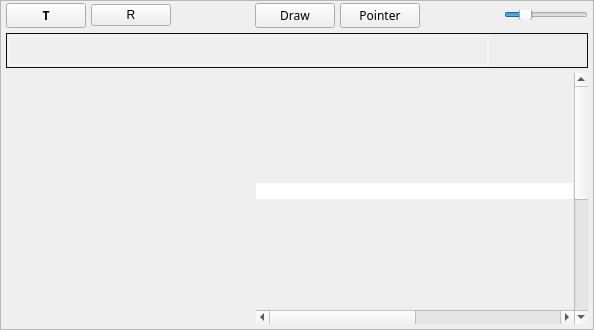
Qt form src/gui/arrangewidget.ui (tom-23/Horizon) before a commit.
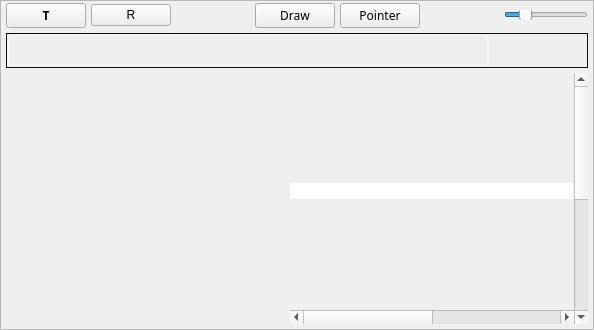
The same form after that commit. Icons and pictures are not drawn.

Patch:
```diff
--- a/src/gui/arrangewidget.ui
+++ b/src/gui/arrangewidget.ui
@@ -272,20 +272,20 @@
          <item>
           <widget class="QWidget" name="leftPanel" native="true">
            <property name="sizePolicy">
-            <sizepolicy hsizetype="Minimum" vsizetype="Preferred">
+            <sizepolicy hsizetype="Preferred" vsizetype="Preferred">
              <horstretch>0</horstretch>
              <verstretch>0</verstretch>
             </sizepolicy>
            </property>
            <property name="minimumSize">
             <size>
-             <width>200</width>
+             <width>250</width>
              <height>0</height>
             </size>
            </property>
            <property name="maximumSize">
             <size>
-             <width>250</width>
+             <width>300</width>
              <height>16777215</height>
             </size>
            </property>
@@ -376,7 +376,7 @@
                 <rect>
                  <x>0</x>
                  <y>0</y>
-                 <width>250</width>
+                 <width>284</width>
                  <height>235</height>
                 </rect>
                </property>
```
